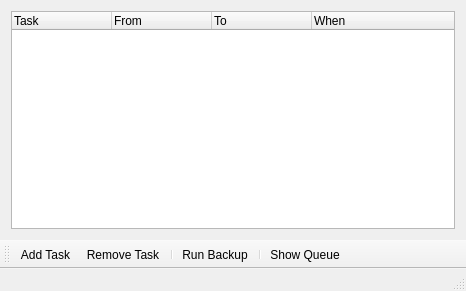
This is mainwindow/mainwindow.ui in roman-zms/qbackup as Qt 5 draws it before an edit. The edited form follows.
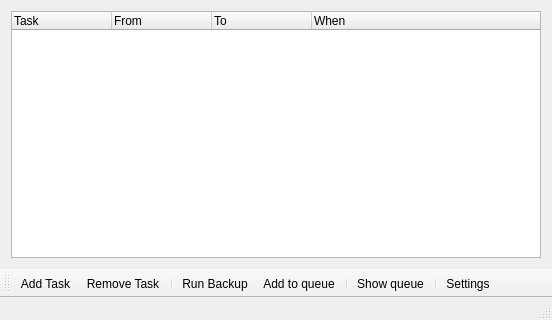
This is the edited form.

```diff
--- a/mainwindow/mainwindow.ui
+++ b/mainwindow/mainwindow.ui
@@ -6,8 +6,8 @@
    <rect>
     <x>0</x>
     <y>0</y>
-    <width>466</width>
-    <height>291</height>
+    <width>552</width>
+    <height>320</height>
    </rect>
   </property>
   <property name="windowTitle">
@@ -95,8 +95,11 @@
    <addaction name="actionRemoveTask"/>
    <addaction name="separator"/>
    <addaction name="actionRunBackup"/>
+   <addaction name="actionAdd_to_queue"/>
    <addaction name="separator"/>
    <addaction name="actionShow_queue"/>
+   <addaction name="separator"/>
+   <addaction name="actionSettings"/>
   </widget>
   <widget class="QStatusBar" name="statusBar"/>
   <action name="actionRunBackup">
@@ -116,7 +119,17 @@
   </action>
   <action name="actionShow_queue">
    <property name="text">
-    <string>Show Queue</string>
+    <string>Show queue</string>
+   </property>
+  </action>
+  <action name="actionSettings">
+   <property name="text">
+    <string>Settings</string>
+   </property>
+  </action>
+  <action name="actionAdd_to_queue">
+   <property name="text">
+    <string>Add to queue</string>
    </property>
   </action>
  </widget>
```
Left out of the diff: 2 changed lines with no effect on the pictures.
